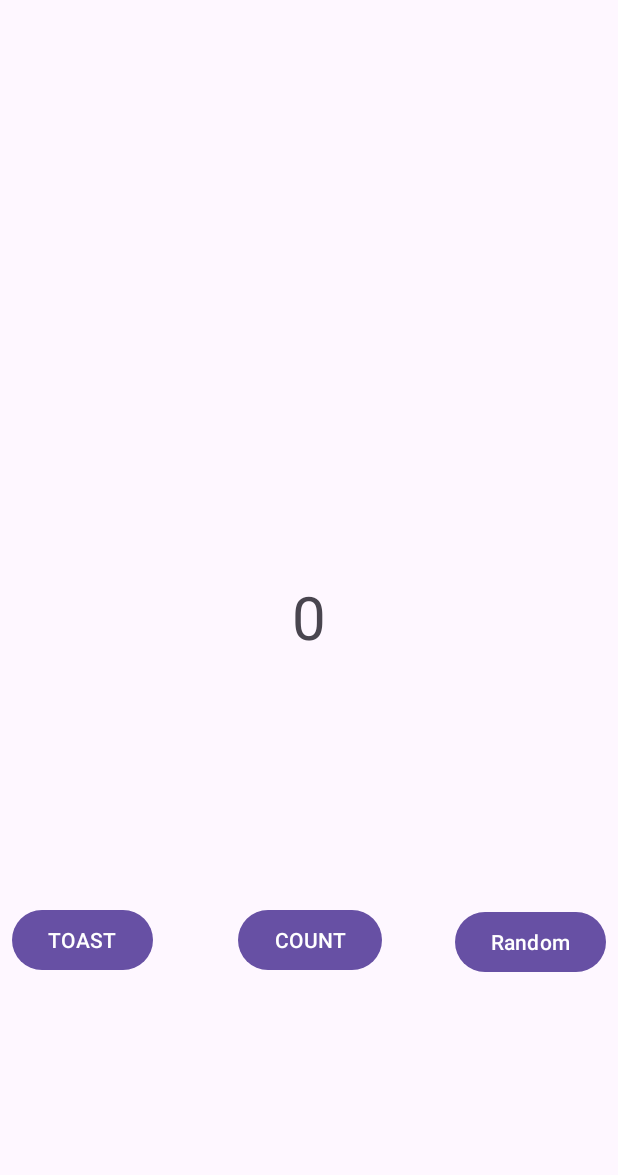
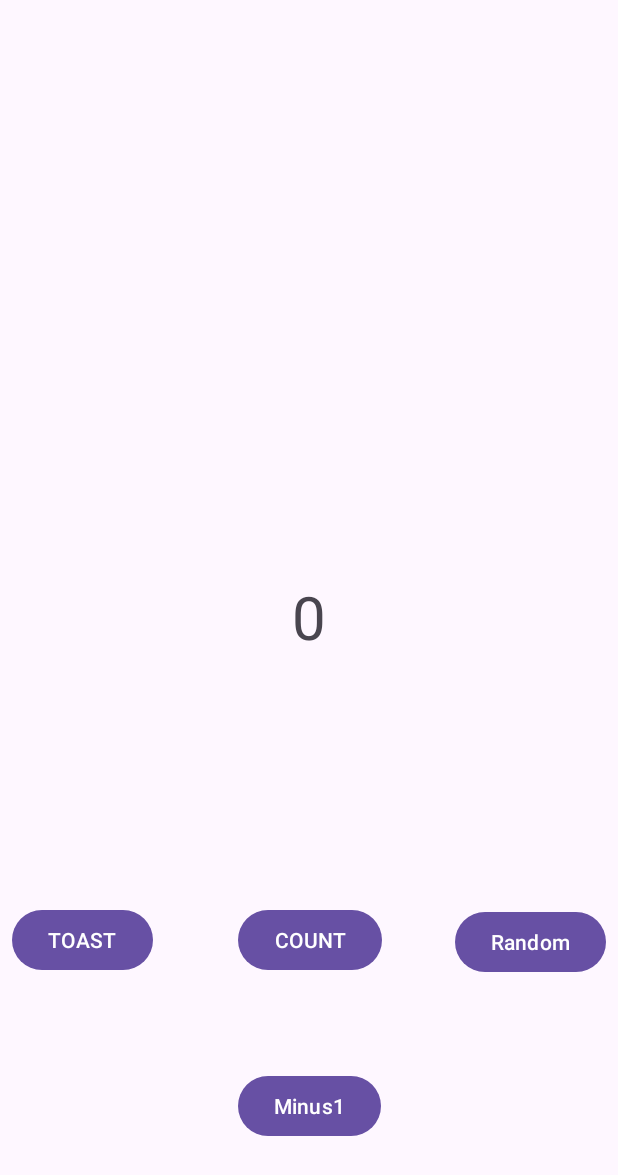
Before and after one commit to HmmAnchy/01.03, an Android app: the screen it shows after launch (MainActivity), on a phone screen of 412 x 824 dp. Shown: the top 1175 px of the screen. Run offline under Robolectric (Android 15) with nearby library versions, the phone set to English and light mode, and no system bars.

Commit message:
Добавлен кнопка обратного счетчик

```diff
--- a/project/1 - 3ISP920_Mongush_Gevorkyan/app/src/main/res/layout/activity_main.xml
+++ b/project/1 - 3ISP920_Mongush_Gevorkyan/app/src/main/res/layout/activity_main.xml
@@ -58,4 +58,15 @@
         app:layout_constraintTop_toBottomOf="@+id/textView"
         app:layout_constraintVertical_bias="0.516" />
 
+    <Button
+        android:id="@+id/minus"
+        android:layout_width="wrap_content"
+        android:layout_height="wrap_content"
+        android:onClick="minusMe"
+        android:text="Minus1"
+        app:layout_constraintBottom_toBottomOf="parent"
+        app:layout_constraintEnd_toEndOf="parent"
+        app:layout_constraintStart_toStartOf="parent"
+        app:layout_constraintTop_toBottomOf="@+id/COUNT" />
+
 </androidx.constraintlayout.widget.ConstraintLayout>
```
Also changed, not shown: project/1 - 3ISP920_Mongush_Gevorkyan/app/src/main/java/com/example/a3isp920_mongush_gevorkyan/MainActivity.kt (+7 -0 lines).
